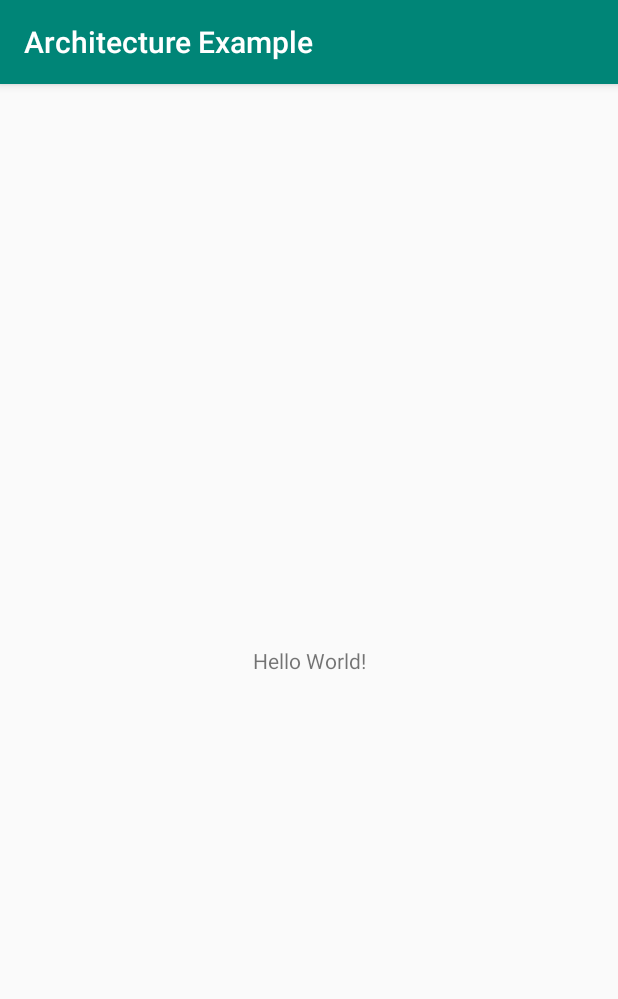
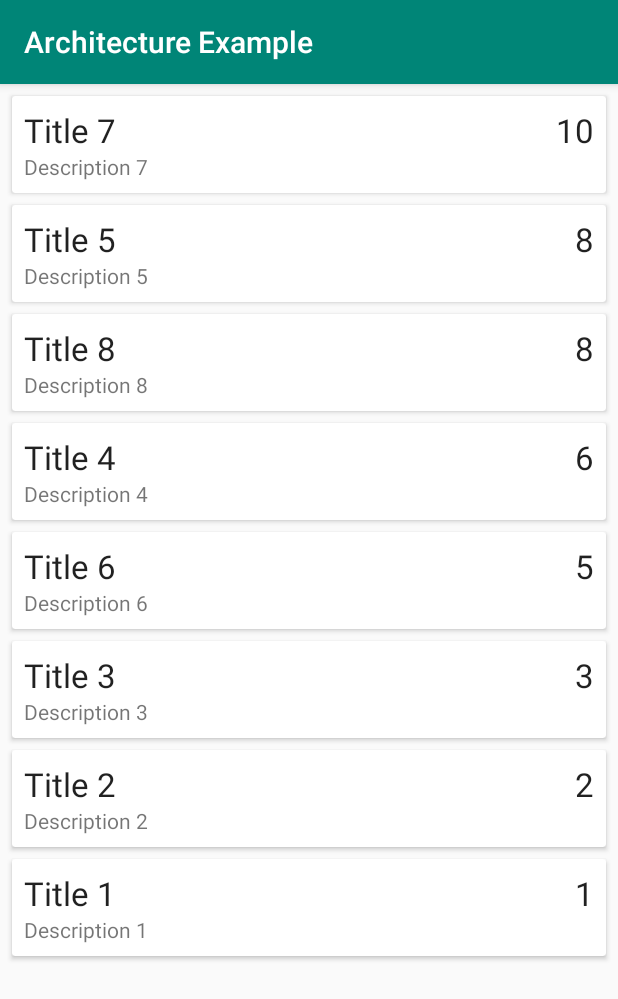
Before and after one commit to masheransari/MVVM-Tutotials, an Android app: the screen it shows after launch (MainActivity), on a phone screen of 412 x 824 dp. Shown: the top 999 px of the screen. Run offline under Robolectric (Android 15) with nearby library versions, the phone set to English and light mode, and no system bars; our stand-ins replace Room's generated code.

Commit message:
Done Adapter and ViewHolder work in App using Room SQLITE and Repository Process using ViewHolder

```diff
--- /dev/null
+++ b/ArchitectureExample/app/src/main/java/com/org/dotinfiny/architectureexample/Adapter/NoteAdapter.java
@@ -0,0 +1,59 @@
+package com.org.dotinfiny.architectureexample.Adapter;
+
+import android.view.LayoutInflater;
+import android.view.View;
+import android.view.ViewGroup;
+import android.widget.TextView;
+
+import androidx.annotation.NonNull;
+import androidx.recyclerview.widget.RecyclerView;
+
+import com.org.dotinfiny.architectureexample.DatabaseOperation.Note;
+import com.org.dotinfiny.architectureexample.R;
+
+import java.util.ArrayList;
+import java.util.List;
+
+public class NoteAdapter extends RecyclerView.Adapter<NoteAdapter.NoteHolder> {
+
+    private List<Note> notes = new ArrayList<>();
+
+    @NonNull
+    @Override
+    public NoteHolder onCreateViewHolder(@NonNull ViewGroup parent, int viewType) {
+        View itemView = LayoutInflater.from(parent.getContext())
+                .inflate(R.layout.note_item, parent, false);
+        return new NoteHolder(itemView);
+    }
+
+    @Override
+    public void onBindViewHolder(@NonNull NoteHolder holder, int position) {
+        Note note= notes.get(position);
+        holder.tvPriority.setText(""+note.getPriority());
+        holder.tvDescription.setText(""+note.getDescription());
+        holder.tvTitle.setText(""+note.getTitle());
+    }
+
+    @Override
+    public int getItemCount() {
+        return notes.size();
+    }
+
+    public void setNotes(List<Note> notes) {
+        this.notes = notes;
+        notifyDataSetChanged();
+    }
+
+    class NoteHolder extends RecyclerView.ViewHolder {
+        private TextView tvTitle;
+        private TextView tvPriority;
+        private TextView tvDescription;
+
+        public NoteHolder(@NonNull View itemView) {
+            super(itemView);
+            tvTitle = (TextView) itemView.findViewById(R.id.text_view_title);
+            tvDescription = (TextView) itemView.findViewById(R.id.text_view_description);
+            tvPriority = (TextView) itemView.findViewById(R.id.text_view_priority);
+        }
+    }
+}
--- a/ArchitectureExample/app/src/main/java/com/org/dotinfiny/architectureexample/MainActivity.java
+++ b/ArchitectureExample/app/src/main/java/com/org/dotinfiny/architectureexample/MainActivity.java
@@ -3,10 +3,13 @@ package com.org.dotinfiny.architectureexample;
 import androidx.appcompat.app.AppCompatActivity;
 import androidx.lifecycle.Observer;
 import androidx.lifecycle.ViewModelProviders;
+import androidx.recyclerview.widget.LinearLayoutManager;
+import androidx.recyclerview.widget.RecyclerView;
 
 import android.os.Bundle;
 import android.widget.Toast;
 
+import com.org.dotinfiny.architectureexample.Adapter.NoteAdapter;
 import com.org.dotinfiny.architectureexample.DatabaseOperation.Note;
 import com.org.dotinfiny.architectureexample.ProjectViewModel.NoteViewModel;
 
@@ -15,17 +18,26 @@ import java.util.List;
 public class MainActivity extends AppCompatActivity {
 
     private NoteViewModel noteViewModel;
+    private NoteAdapter noteAdapter;
 
     @Override
     protected void onCreate(Bundle savedInstanceState) {
         super.onCreate(savedInstanceState);
         setContentView(R.layout.activity_main);
+        RecyclerView recyclerView = findViewById(R.id.recycler_view);
+        recyclerView.setLayoutManager(new LinearLayoutManager(this,RecyclerView.VERTICAL,false));
+        recyclerView.setHasFixedSize(true);
+
+        noteAdapter = new NoteAdapter();
+        recyclerView.setAdapter(noteAdapter);
+
         noteViewModel = ViewModelProviders.of(this).
                 get(NoteViewModel.class);
         noteViewModel.getAllNotes().observe(this, new Observer<List<Note>>() {
             @Override
             public void onChanged(List<Note> notes) {
-                Toast.makeText(MainActivity.this, "Update RecyclerView, onChanged", Toast.LENGTH_SHORT).show();
+                noteAdapter.setNotes(notes);
+//                Toast.makeText(MainActivity.this, "Update RecyclerView, onChanged", Toast.LENGTH_SHORT).show();
             }
         });
 
--- a/ArchitectureExample/app/src/main/res/layout/activity_main.xml
+++ b/ArchitectureExample/app/src/main/res/layout/activity_main.xml
@@ -1,18 +1,15 @@
 <?xml version="1.0" encoding="utf-8"?>
-<androidx.constraintlayout.widget.ConstraintLayout xmlns:android="http://schemas.android.com/apk/res/android"
+<androidx.coordinatorlayout.widget.CoordinatorLayout xmlns:android="http://schemas.android.com/apk/res/android"
     xmlns:app="http://schemas.android.com/apk/res-auto"
     xmlns:tools="http://schemas.android.com/tools"
     android:layout_width="match_parent"
     android:layout_height="match_parent"
     tools:context=".MainActivity">
 
-    <TextView
-        android:layout_width="wrap_content"
-        android:layout_height="wrap_content"
-        android:text="Hello World!"
-        app:layout_constraintBottom_toBottomOf="parent"
-        app:layout_constraintLeft_toLeftOf="parent"
-        app:layout_constraintRight_toRightOf="parent"
-        app:layout_constraintTop_toTopOf="parent" />
+    <androidx.recyclerview.widget.RecyclerView
+        android:id="@+id/recycler_view"
+        android:layout_width="match_parent"
+        android:layout_height="match_parent"
+        tools:listitem="@layout/note_item"/>
 
-</androidx.constraintlayout.widget.ConstraintLayout>
+</androidx.coordinatorlayout.widget.CoordinatorLayout>
--- /dev/null
+++ b/ArchitectureExample/app/src/main/res/layout/note_item.xml
@@ -0,0 +1,43 @@
+<?xml version="1.0" encoding="utf-8"?>
+<androidx.cardview.widget.CardView xmlns:android="http://schemas.android.com/apk/res/android"
+    android:layout_width="match_parent"
+    android:layout_height="wrap_content"
+    android:layout_marginStart="8dp"
+    android:layout_marginTop="8dp"
+    android:layout_marginEnd="8dp"
+    android:orientation="vertical">
+
+    <RelativeLayout
+        android:layout_width="wrap_content"
+        android:layout_height="wrap_content"
+        android:padding="8dp">
+
+        <TextView
+            android:id="@+id/text_view_priority"
+            android:layout_width="wrap_content"
+            android:layout_height="wrap_content"
+            android:layout_alignParentEnd="true"
+            android:layout_alignParentRight="true"
+            android:text="1"
+            android:textAppearance="@style/TextAppearance.AppCompat.Large" />
+
+        <TextView
+            android:id="@+id/text_view_title"
+            android:layout_width="wrap_content"
+            android:layout_height="wrap_content"
+            android:layout_toStartOf="@+id/text_view_priority"
+            android:layout_toLeftOf="@+id/text_view_priority"
+            android:layout_alignParentStart="true"
+            android:layout_alignParentLeft="true"
+            android:ellipsize="end"
+            android:text="Title"
+            android:textAppearance="@style/TextAppearance.AppCompat.Large" />
+        <TextView
+            android:id="@+id/text_view_description"
+            android:layout_width="wrap_content"
+            android:layout_height="wrap_content"
+            android:layout_below="@+id/text_view_title"
+            android:text="Description..."/>
+
+    </RelativeLayout>
+</androidx.cardview.widget.CardView>
```
